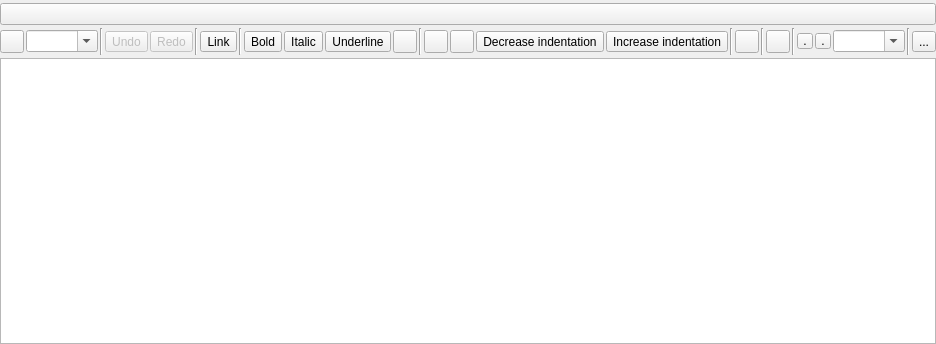
Old version of the form NoteRichTextEdit.ui in the repository emma-qub/QtSourceCodeBrowser.
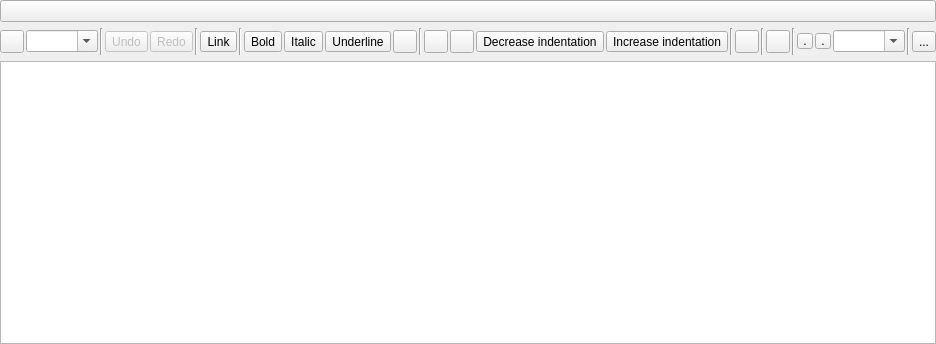
New version of the form. Icons and pictures are not drawn. Custom widgets are drawn as their Qt base class.

Commit message: Shift toolbar to the top on notes layout.

```diff
--- a/NoteRichTextEdit.ui
+++ b/NoteRichTextEdit.ui
@@ -15,13 +15,13 @@
   </property>
   <layout class="QVBoxLayout" name="verticalLayout" stretch="0,0,1">
    <property name="spacing">
-    <number>3</number>
+    <number>6</number>
    </property>
    <property name="leftMargin">
     <number>0</number>
    </property>
    <property name="topMargin">
-    <number>3</number>
+    <number>0</number>
    </property>
    <property name="rightMargin">
     <number>0</number>
```
